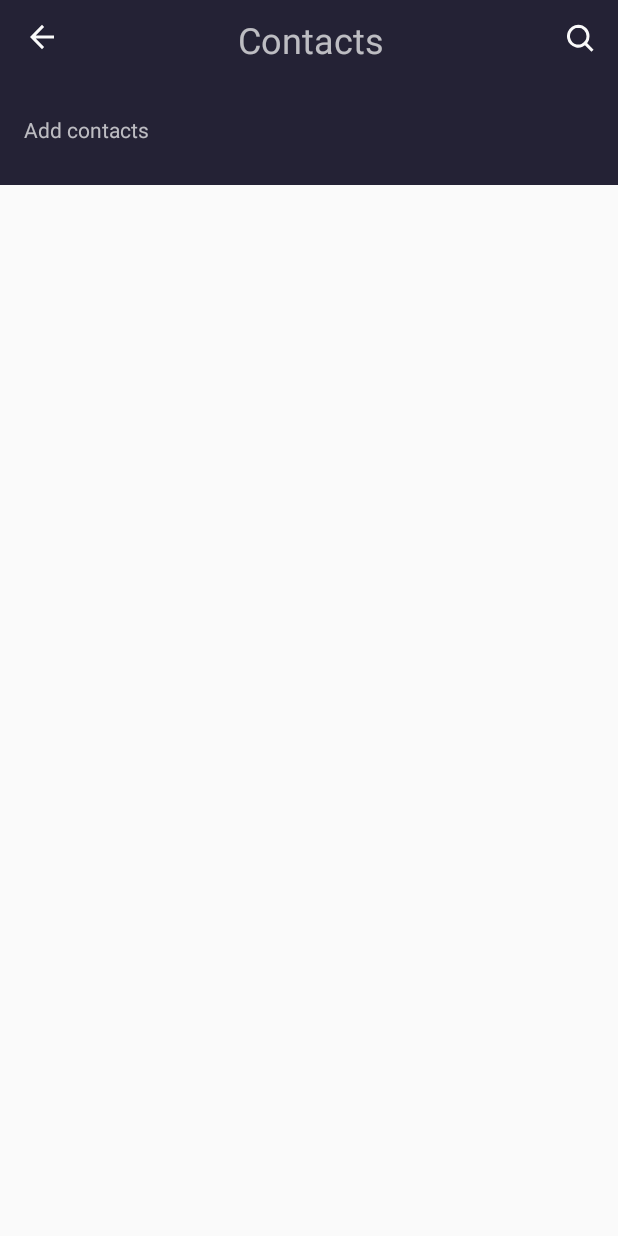
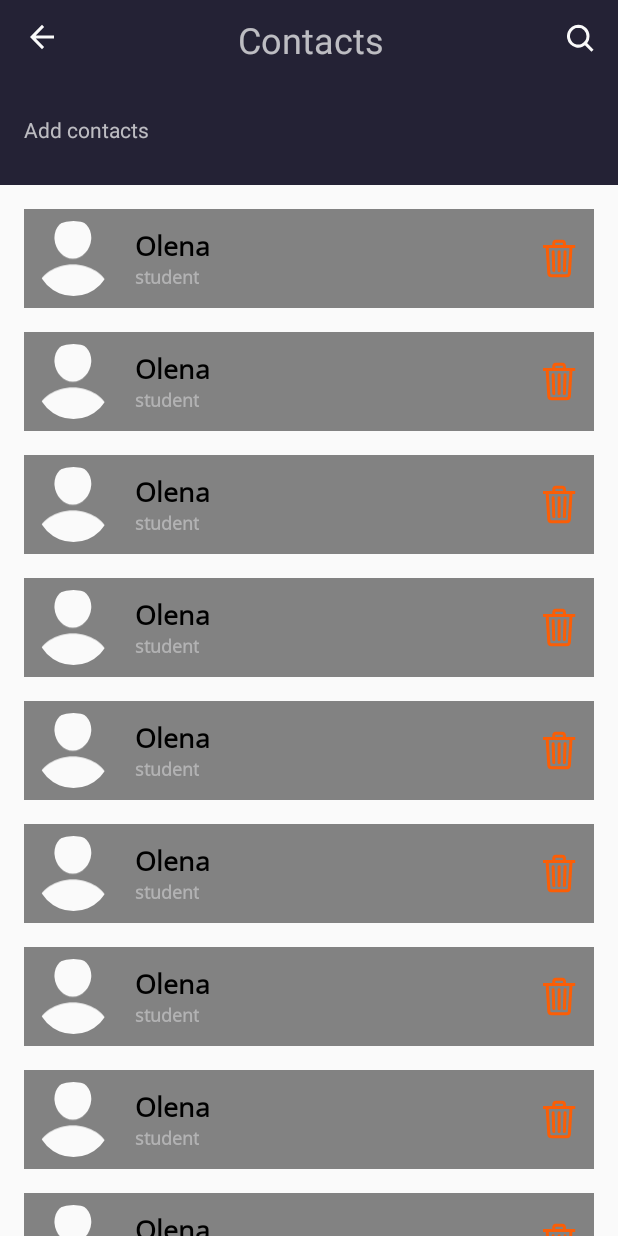
Before and after one commit to oprotsenko/MyProfile, an Android app: the screen it shows after launch (ContactsListActivity), on a phone screen of 412 x 824 dp. Run offline under Robolectric (Android 15) with nearby library versions, the phone set to English and light mode, and no system bars; our stand-ins replace CircleImageView.

Commit message:
task2 contacts list is displaying

```diff
--- a/app/src/main/java/com/protsolo/ContactsListActivity.kt
+++ b/app/src/main/java/com/protsolo/ContactsListActivity.kt
@@ -6,6 +6,7 @@ import androidx.recyclerview.widget.LinearLayoutManager
 import androidx.recyclerview.widget.RecyclerView
 import com.protsolo.databinding.ActivityContactsListBinding
 import com.protsolo.utils.ContactsAdapter
+import com.protsolo.utils.UserModel
 
 class ContactsListActivity : AppCompatActivity() {
 
@@ -17,9 +18,28 @@ class ContactsListActivity : AppCompatActivity() {
         super.onCreate(savedInstanceState)
         binding = ActivityContactsListBinding.inflate(layoutInflater)
         setContentView(binding.root)
+
         contactsList = binding.recyclerViewContactsList
         contactsList.layoutManager = LinearLayoutManager(this)
 
-        contactsList.adapter = ContactsAdapter()
+        contactsList.adapter = ContactsAdapter(fillList())
+    }
+
+    private fun fillList(): List<UserModel> {
+        val list = mutableListOf<UserModel>()
+        list.add(UserModel(null, "Olena", "student", "Kiev"))
+        list.add(UserModel(null, "Olena", "student", "Kiev"))
+        list.add(UserModel(null, "Olena", "student", "Kiev"))
+        list.add(UserModel(null, "Olena", "student", "Kiev"))
+        list.add(UserModel(null, "Olena", "student", "Kiev"))
+        list.add(UserModel(null, "Olena", "student", "Kiev"))
+        list.add(UserModel(null, "Olena", "student", "Kiev"))
+        list.add(UserModel(null, "Olena", "student", "Kiev"))
+        list.add(UserModel(null, "Olena", "student", "Kiev"))
+        list.add(UserModel(null, "Olena", "student", "Kiev"))
+        list.add(UserModel(null, "Olena", "student", "Kiev"))
+        list.add(UserModel(null, "Olena", "student", "Kiev"))
+        list.add(UserModel(null, "Olena", "student", "Kiev"))
+        return list
     }
 }
--- a/app/src/main/java/com/protsolo/utils/ContactsAdapter.kt
+++ b/app/src/main/java/com/protsolo/utils/ContactsAdapter.kt
@@ -1,6 +1,5 @@
 package com.protsolo.utils
 
-import android.content.Context
 import android.view.LayoutInflater
 import android.view.ViewGroup
 import androidx.recyclerview.widget.RecyclerView
@@ -8,39 +7,32 @@ import com.protsolo.R
 import com.protsolo.databinding.ContactListItemBinding
 
 
-class ContactsAdapter : RecyclerView.Adapter<ContactsAdapter.ContactsViewHolder>() {
-
-    var usersList: UsersList = UsersList()
+class ContactsAdapter(private val contacts: List<UserModel>) :
+    RecyclerView.Adapter<ContactsAdapter.ContactsViewHolder>() {
 
     class ContactsViewHolder(private val binding: ContactListItemBinding)
         : RecyclerView.ViewHolder(binding.root) {
 
+        var contactName = binding.textViewContactsListContactName
+        var contactCareer = binding.textViewContactsListContactCareer
+
             fun bind(userModel: UserModel) {
                 binding.apply {
-                    textViewContactsListContactName.text = userModel.contactName
-                    textViewContactsListContactCareer.text = userModel.contactCareer
+                    contactName.text = userModel.contactName
+                    contactCareer.text = userModel.contactCareer
                 }
             }
     }
 
-    var itemAmount = 0
-
     override fun onCreateViewHolder(parent: ViewGroup, viewType: Int): ContactsViewHolder {
-        val context: Context = parent.context
-        val contactListItem = R.layout.contact_list_item
-        val inflater: LayoutInflater = LayoutInflater.from(context)
-        val view = inflater.inflate(contactListItem, parent, false)
-        val binding: ContactListItemBinding = ContactListItemBinding.bind(view)
-        val viewHolder = ContactsViewHolder(binding)
-        itemAmount++
-        return viewHolder
+        val view =
+            LayoutInflater.from(parent.context).inflate(R.layout.contact_list_item, parent, false)
+        return ContactsViewHolder(ContactListItemBinding.bind(view))
     }
 
     override fun onBindViewHolder(holder: ContactsViewHolder, position: Int) {
-        holder.bind(usersList.usersList[position])
+        holder.bind(contacts[position])
     }
 
-    override fun getItemCount(): Int {
-        return itemAmount
-    }
+    override fun getItemCount(): Int = contacts.size
 }
--- a/app/src/main/java/com/protsolo/utils/UserModel.kt
+++ b/app/src/main/java/com/protsolo/utils/UserModel.kt
@@ -1,7 +1,6 @@
 package com.protsolo.utils
 
 import android.widget.ImageView
-import android.widget.TextView
 
 class UserModel(image: ImageView?, name: String, career: String, address: String ) {
     var contactImage: ImageView? = image
--- a/app/src/main/java/com/protsolo/utils/UsersList.kt
+++ b/app/src/main/java/com/protsolo/utils/UsersList.kt
@@ -1,10 +1,4 @@
 package com.protsolo.utils
 
-class UsersList(var usersList: MutableList<UserModel> = getUsersList())
-
-fun getUsersList(): MutableList<UserModel> {
-    val olena = UserModel(null, "Olena", "student", "Kyiv")
-    val evgen = UserModel(null, "Evgen", "student", "Kyiv")
-    val leo = UserModel(null, "Leo", "child", "Kyiv")
-    return mutableListOf(olena, evgen, leo)
+class UsersList(private val contacts: List<UserModel>){
 }
--- a/app/src/main/res/layout/activity_contacts_list.xml
+++ b/app/src/main/res/layout/activity_contacts_list.xml
@@ -72,6 +72,7 @@
         android:id="@+id/recyclerViewContactsList"
         android:layout_width="match_parent"
         android:layout_height="@dimen/zero"
+        tools:listitem="@layout/contact_list_item"
         app:layout_constraintBottom_toBottomOf="parent"
         app:layout_constraintEnd_toEndOf="parent"
         app:layout_constraintStart_toStartOf="parent"
```
Also changed, not shown: app/src/main/java/com/protsolo/utils/UserDiffCallBack.kt (added, +13 -0 lines).
